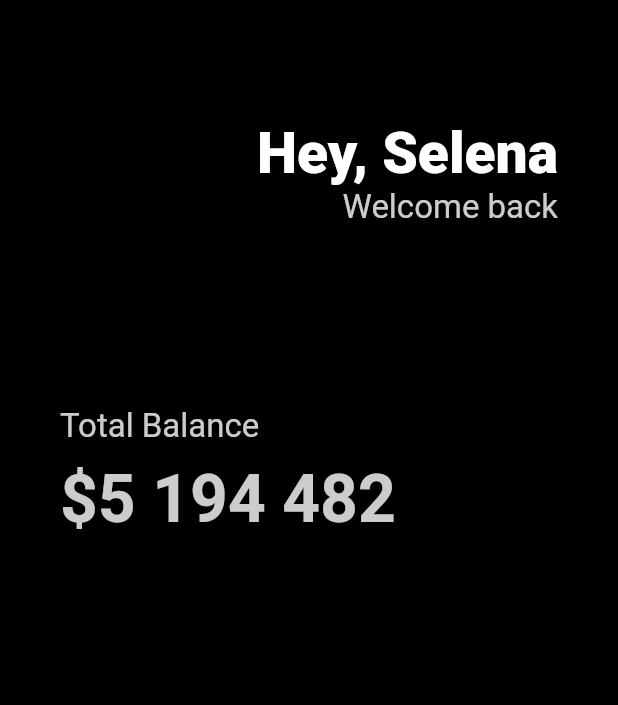
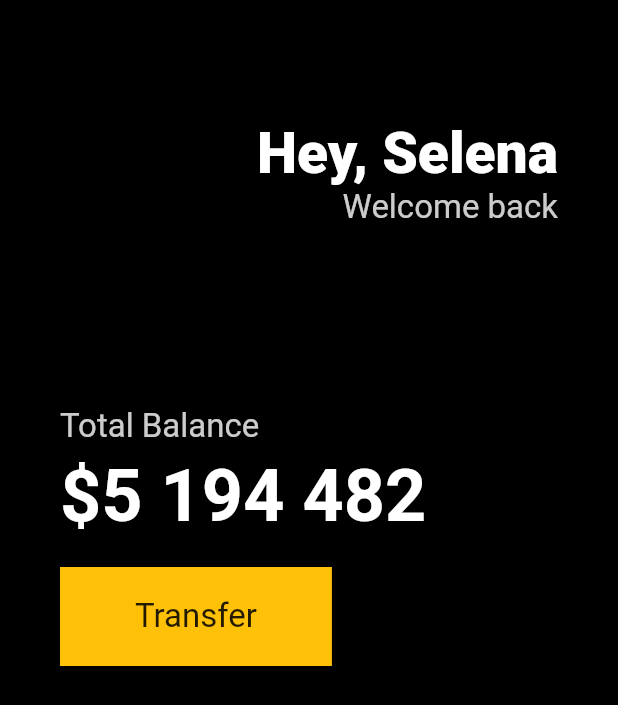
Before and after one commit to DevelopJKong/nomad-first-flutter, a Flutter app: the screen it shows after launch, on a phone screen of 412 x 824 dp. Shown: the top 705 px of the screen. Run offline on Flutter 3.47's test engine with Material 2 defaults, Android fonts, the phone set to English and light mode, and no system bars.

Commit message:
#3.2 Buttons Section 8:41 학습중...

```diff
--- a/lib/main.dart
+++ b/lib/main.dart
@@ -49,14 +49,31 @@ class MyApp extends StatelessWidget {
                         color: Colors.white.withOpacity(0.8),
                       )),
                   SizedBox(
-                    height: 10,
+                    height: 5,
                   ),
                   Text('\$5 194 482',
                       style: TextStyle(
-                        fontSize: 44,
+                        fontSize: 48,
                         fontWeight: FontWeight.w600,
-                        color: Colors.white.withOpacity(0.8),
-                      ))
+                        color: Colors.white,
+                      )),
+                  SizedBox(
+                    height: 20,
+                  ),
+                  Row(children: [
+                    Container(
+                        decoration: BoxDecoration(
+                          color: Colors.amber,
+                        ),
+                        child: Padding(
+                          padding: EdgeInsets.symmetric(
+                              vertical: 20, horizontal: 50),
+                          child: Text('Transfer',
+                              style: TextStyle(
+                                fontSize: 22,
+                              )),
+                        ))
+                  ])
                 ],
               ),
             )));
```
